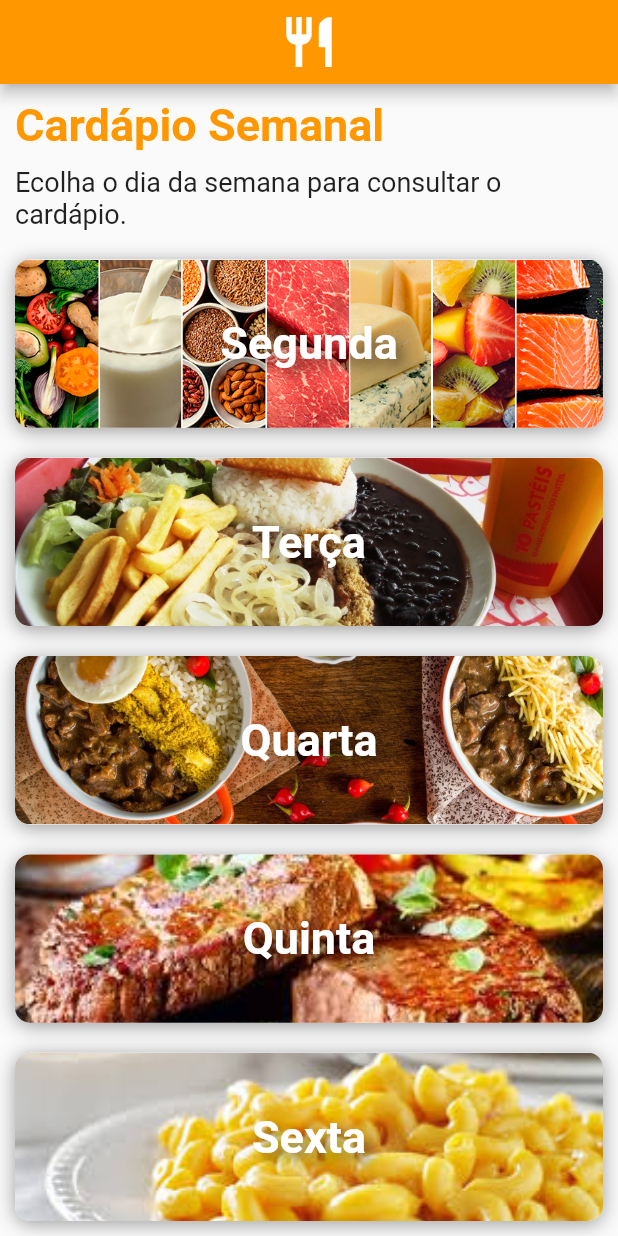
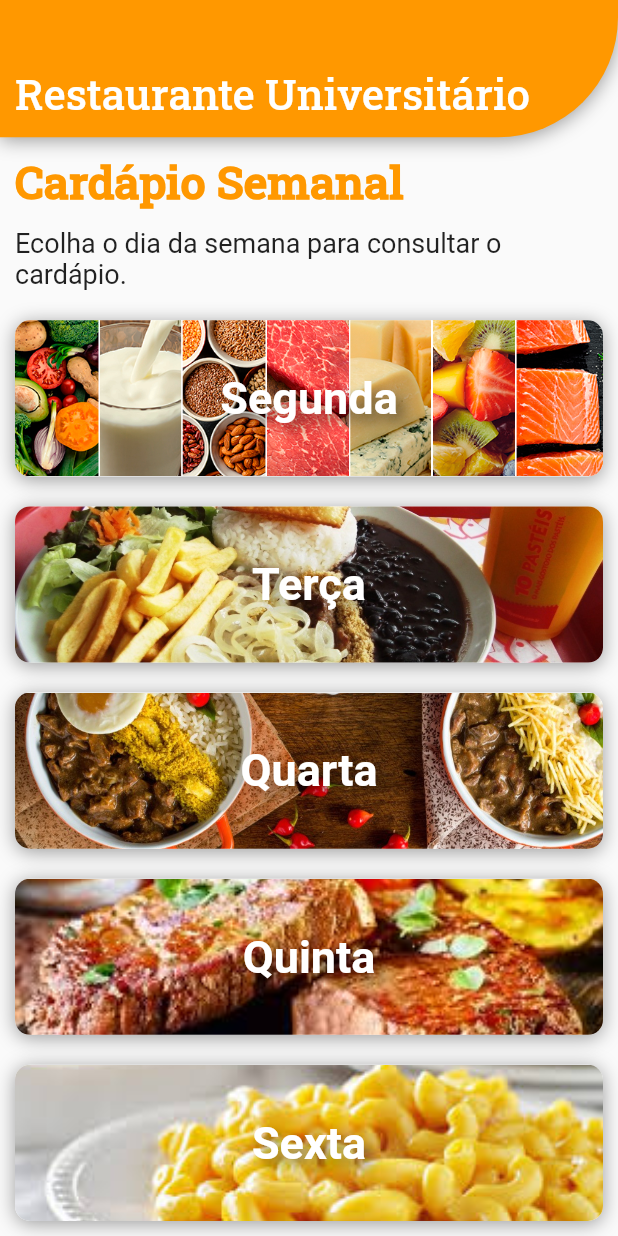
Before and after one commit to wallison-bruno/restauranteuniversitario, a Flutter app: the screen it shows after launch, on a phone screen of 412 x 824 dp. Run offline on Flutter 3.47's test engine with Material 2 defaults, Android fonts, the phone set to English and light mode, and no system bars; our stand-ins replace splashscreen.

Commit message:
Atualização na appBar da homeScreen

```diff
--- a/restauranteuniversitario/lib/main.dart
+++ b/restauranteuniversitario/lib/main.dart
@@ -23,20 +23,44 @@ class _HomeScreenState extends State<HomeScreen> {
   @override
   Widget build(BuildContext context) {
     return Scaffold(
-      appBar: AppBar(
-        title: Center(
-          child: Icon(
-            Icons.restaurant,
-            color: Colors.white,
-            size: 40,
-          ),
-        ),
-      ),
       body: Container(
         child: Column(
           children: <Widget>[
             Column(
               children: <Widget>[
+                Container(
+                  height: MediaQuery.of(context).size.height / 9,
+                  width: MediaQuery.of(context).size.width,
+                  decoration: BoxDecoration(
+                      color: Colors.orange,
+                      borderRadius: BorderRadius.only(
+                        bottomLeft: Radius.circular(0),
+                        bottomRight: Radius.circular(80),
+                      ),
+                      boxShadow: [
+                        BoxShadow(
+                          color: Colors.black38,
+                          blurRadius: 10,
+                          offset: Offset(0.0, 2.0),
+                        )
+                        //alignment: Alignment(0.2, 0.6),
+                      ]),
+                  child: Align(
+                    alignment: Alignment(-1, 1),
+                    child: Padding(
+                      padding: const EdgeInsets.all(10.0),
+                      child: Text(
+                        'Restaurante Universitário',
+                        style: TextStyle(
+                          color: Colors.white,
+                          //fontWeight: FontWeight.bold,
+                          fontSize: 28,
+                          fontFamily: 'RobotoSlab',
+                        ),
+                      ),
+                    ),
+                  ),
+                ),
                 Align(
                   alignment: Alignment(-1, 0),
                   child: Container(
@@ -47,10 +71,10 @@ class _HomeScreenState extends State<HomeScreen> {
                     child: Text(
                       'Cardápio Semanal',
                       style: TextStyle(
-                        fontSize: 30,
-                        fontWeight: FontWeight.bold,
-                        color: Colors.orange,
-                      ),
+                          fontSize: 30,
+                          fontWeight: FontWeight.bold,
+                          color: Colors.orange,
+                          fontFamily: 'RobotoSlab'),
                     ),
                   ),
                 ),
```
